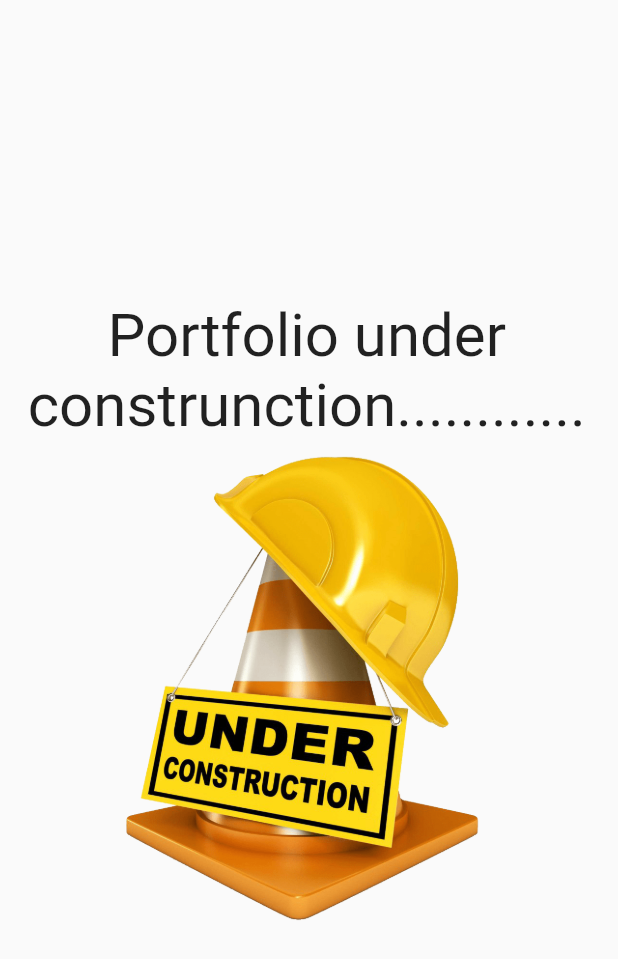
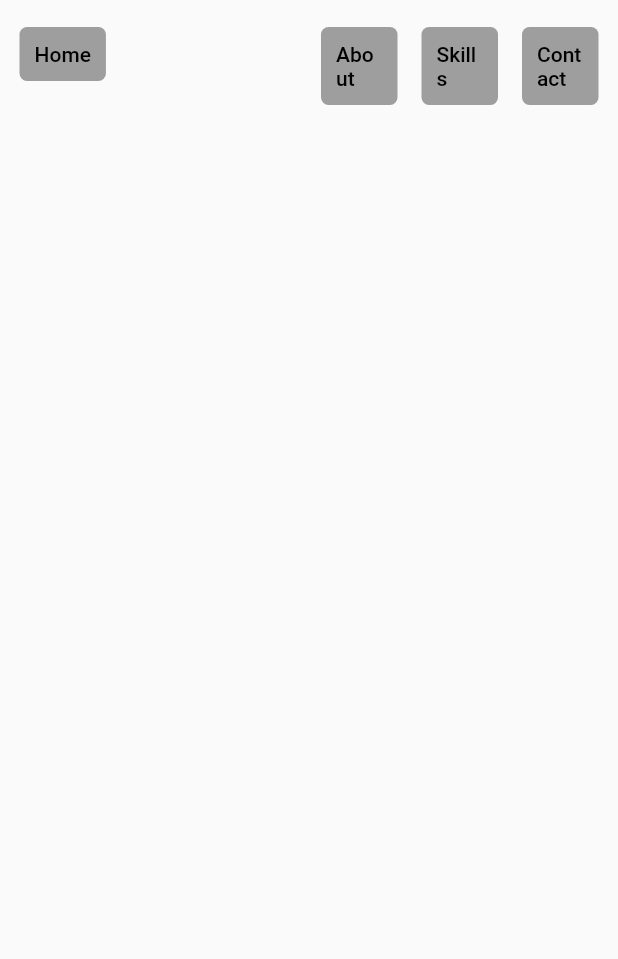
Before and after one commit to sumer-kumar/portfolio_flutter, a Flutter app: the screen it shows after launch, on a phone screen of 412 x 824 dp. Shown: the top 959 px of the screen. Run offline on Flutter 3.47's test engine with Material 2 defaults, Android fonts, the phone set to English and light mode, and no system bars; our stand-ins replace responsive_builder.

Commit message:
designed navigation bar

```diff
--- a/lib/main.dart
+++ b/lib/main.dart
@@ -1,4 +1,5 @@
 import 'package:flutter/material.dart';
+import 'package:portfolio/widgets/navigation_bar.dart';
 
 void main() {
   runApp(MyApp());
@@ -9,9 +10,9 @@ class MyApp extends StatelessWidget {
   Widget build(BuildContext context) {
     return MaterialApp(
       debugShowCheckedModeBanner: false,
-      title: 'Flutter Demo',
+      title: 'Portfolio',
       theme: ThemeData(
-        primarySwatch: Colors.blue,
+        primarySwatch: Colors.orange,
       ),
       home: MyHomePage(),
     );
@@ -27,30 +28,7 @@ class _MyHomePageState extends State<MyHomePage> {
   @override
   Widget build(BuildContext context) {
     return Scaffold(
-      body: Center(
-        child: Container(
-          width: double.infinity,
-          child: SingleChildScrollView(
-            child: Column(
-              children: [
-                SelectableText(
-                  'Portfolio under construnction............',
-                  style: TextStyle(
-                    fontSize: 40,
-                  ),
-                  textAlign: TextAlign.center,
-                ),
-                Container(
-                  child: Image(
-                    image: AssetImage('assets/image/construction.png'),
-                    height: MediaQuery.of(context).size.height * 0.4,
-                  ),
-                )
-              ],
-            ),
-          ),
-        ),
-      ),
+      body: NavigationBar(),
     );
   }
 }
--- /dev/null
+++ b/lib/widgets/navigation_bar.dart
@@ -0,0 +1,60 @@
+import 'package:flutter/material.dart';
+import 'package:responsive_builder/responsive_builder.dart';
+
+class NavigationBar extends StatefulWidget {
+  NavigationBar({Key? key}) : super(key: key);
+
+  @override
+  _NavigationBarState createState() => _NavigationBarState();
+}
+
+class _NavigationBarState extends State<NavigationBar> {
+  Widget getButton(String text, Function onpressed) {
+    return Container(
+      alignment: Alignment.topLeft,
+      child: TextButton(
+        child: Container(
+          padding: const EdgeInsets.all(10),
+          decoration: BoxDecoration(
+            color: Colors.grey,
+            borderRadius: BorderRadius.all(Radius.circular(5)),
+          ),
+          child: Text(
+            text,
+            style: TextStyle(
+              color: Colors.black,
+            ),
+          ),
+        ),
+        onPressed: () => onpressed,
+      ),
+    );
+  }
+
+  @override
+  Widget build(BuildContext context) {
+    final mq = MediaQuery.of(context);
+
+    return Container(child: ResponsiveBuilder(
+      //for large screen
+      builder: (context, sizingInformation) {
+        if (1 == 1) {
+          return Container(
+            padding: EdgeInsets.symmetric(vertical: 10, horizontal: 5),
+            width: double.infinity,
+            child: Row(
+              children: [
+                Expanded(flex: 3, child: getButton('Home', () {})),
+                Expanded(flex: 1, child: getButton('About', () {})),
+                Expanded(flex: 1, child: getButton('Skills', () {})),
+                Expanded(flex: 1, child: getButton('Contact', () {})),
+              ],
+            ),
+          );
+        }
+        //for mobile screem
+        return Container();
+      },
+    ));
+  }
+}
--- a/pubspec.yaml
+++ b/pubspec.yaml
@@ -29,6 +29,7 @@ dependencies:
   # Use with the CupertinoIcons class for iOS style icons.
   cupertino_icons: ^1.0.2
   emojis: ^0.9.3
+  responsive_builder: ^0.4.1
 
 dev_dependencies:
   flutter_test:
```
Also changed, not shown: pubspec.lock.
